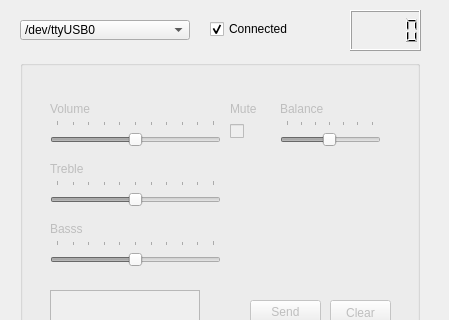
Above: desktop/AudioManager/widget.ui from alex-pesh/audio-manager before the change; both pictures show x 0 to 449 and y 0 to 320 of the 449 by 508 pixel window. Below: the same form after it.
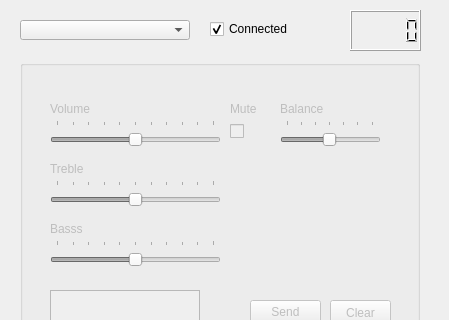
That is the form after the change.

Diff of the .ui file:
```diff
--- a/desktop/AudioManager/widget.ui
+++ b/desktop/AudioManager/widget.ui
@@ -39,18 +39,8 @@
     </rect>
    </property>
    <property name="currentText">
-    <string notr="true">/dev/ttyUSB0</string>
+    <string notr="true"/>
    </property>
-   <item>
-    <property name="text">
-     <string>/dev/ttyUSB0</string>
-    </property>
-   </item>
-   <item>
-    <property name="text">
-     <string>/tmp/simavr-uart0</string>
-    </property>
-   </item>
   </widget>
   <widget class="QGroupBox" name="controlGroupBox">
    <property name="enabled">
```
